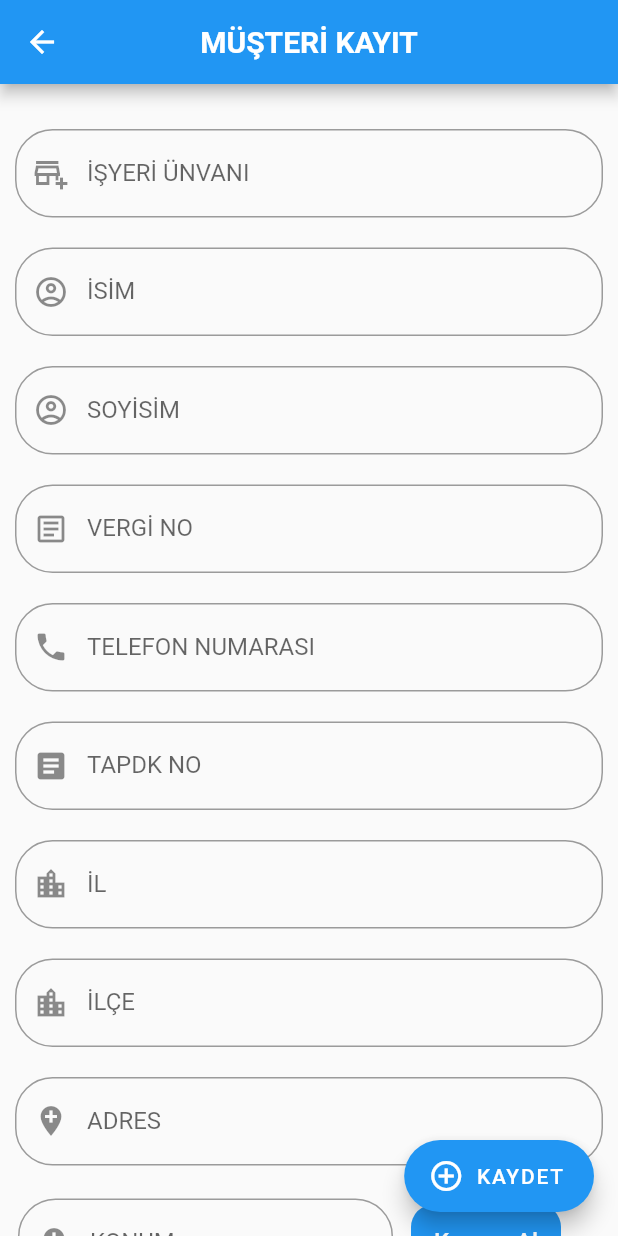
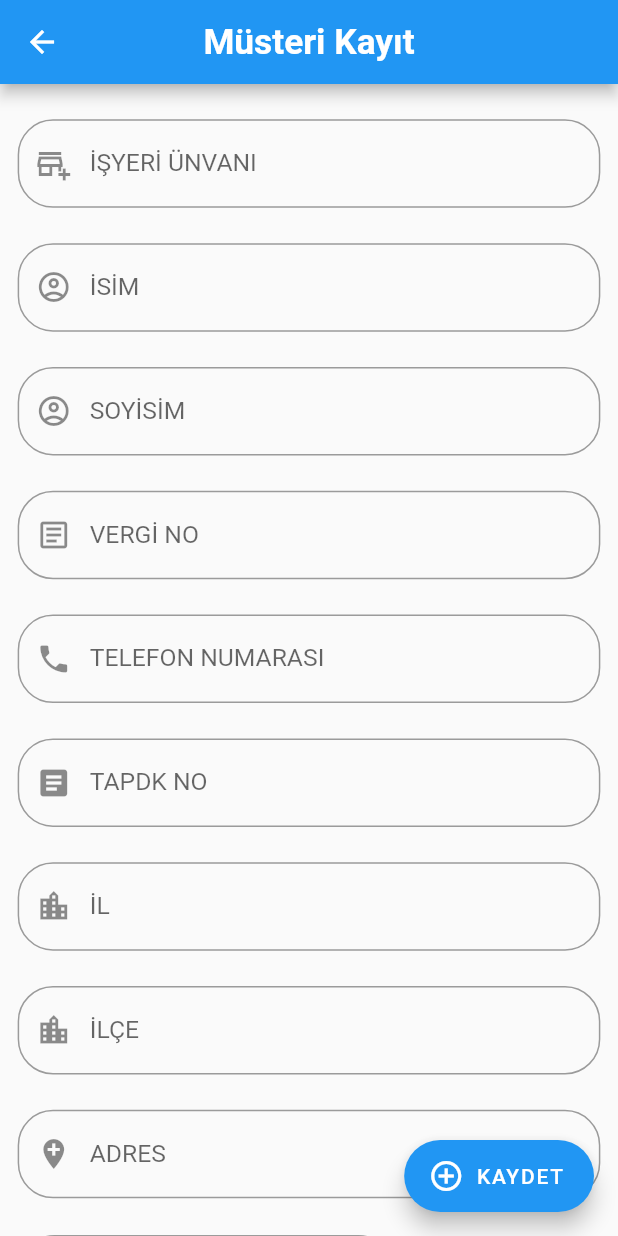
Before and after one commit to serkan221211/3301456_793301002, a Flutter app: the screen it shows after launch, in the side drawer, after a tap on "MÜŞTERİ KAYIT", on a phone screen of 412 x 824 dp. Run offline on Flutter 3.47's test engine with Material 2 defaults, Android fonts, the phone set to English and light mode, and no system bars; our stand-ins replace dio, fluttertoast, geocoding, geolocator; missing offline and left inert: map_launcher.

Commit message:
mobil programlama-17.04.2022-04.41 son1

```diff
--- a/lib/ekran/MüşteriKayit.dart
+++ b/lib/ekran/MüşteriKayit.dart
@@ -1,6 +1,3 @@
-
-import 'dart:io';
-
 import 'package:dio/dio.dart';
 import 'package:flutter/material.dart';
 import 'package:fluttertoast/fluttertoast.dart';
@@ -12,6 +9,7 @@ import 'package:untitled7/model/m%C3%BCsteri_model.dart';
 import 'package:uuid/uuid.dart';
 
 
+
 class Musteri_kayit extends StatefulWidget {
   const Musteri_kayit({Key? key}) : super(key: key);
 
@@ -19,8 +17,18 @@ class Musteri_kayit extends StatefulWidget {
   State<Musteri_kayit> createState() => _Musteri_kayitState();
 }
 
+
+
+
+
 class _Musteri_kayitState extends State<Musteri_kayit> {
+@override
+  void initState() {
+    // TODO: implement initState
+    super.initState();
 
+
+  }
   String currentAddress = 'My Address';
   Position? currentposition;
   String? location = "";
@@ -70,10 +78,14 @@ class _Musteri_kayitState extends State<Musteri_kayit> {
       print(e);
     }
   }
-  var uuid = Uuid();
-  String enlemm="";
-  String boylamm="";
-   musteri_bil? m1;
+
+
+  var uuid = Uuid(); // id Generate
+  String enlemm=""; // müşteri enlem
+  String boylamm=""; // müşteri boylam
+  musteri_bil? m1; // müşteri model object
+
+  //TextField Controller
   TextEditingController tfnameI= TextEditingController();
   TextEditingController tfname= TextEditingController();
   TextEditingController tfTel= TextEditingController();
@@ -86,33 +98,69 @@ class _Musteri_kayitState extends State<Musteri_kayit> {
   TextEditingController tfkonum= TextEditingController();
 
 
+  // müşteri model post metot
+  void basicPostRequest(musteri_bil m) async {
+    var response = await Dio().post("https://satis-otomasyon-api.herokuapp.com/customers", data: m.toJson(),options: Options(followRedirects: false, validateStatus: (status) => true,));
+     if(response.statusCode==201)
+       {
+         print("object:"+response.statusCode.toString());
+         tfil.clear();tfadres.clear();tfilce.clear();tftapdk.clear();tfTel.clear();tfvergi.clear();tfsurname.clear();tfname.clear();tfnameI.clear();tfkonum.clear();
+         Navigator.push(context, MaterialPageRoute(builder: (context) => MyDrawer()));
+         ScaffoldMessenger.of(context).showSnackBar(
+           SnackBar(
+             content:  Text('Kayıt Başarılı.',style: TextStyle(fontSize: 900/50,fontWeight:FontWeight.bold ,color: Colors.white),textAlign:TextAlign.left ,),
+             shape: StadiumBorder(),
+             behavior: SnackBarBehavior.floating,
+             duration: Duration(milliseconds: 4000),
+             backgroundColor: Colors.green,
+             action: SnackBarAction(
+               textColor: Colors.white,
+               label: 'Tamam',
+               onPressed: () {
+               },
+             ),
+           ),);
+       }
+     else
+     {
+       ScaffoldMessenger.of(context).showSnackBar(
+         SnackBar(
+           content:  Text(response.statusMessage.toString(),style: TextStyle(fontSize: 900/50,fontWeight:FontWeight.bold ,color: Colors.white),textAlign:TextAlign.left ,),
+           shape: StadiumBorder(),
+           behavior: SnackBarBehavior.floating,
+           duration: Duration(milliseconds: 4000),
+           backgroundColor: Colors.red,
+           action: SnackBarAction(
+             textColor: Colors.white,
+             label: 'Tamam',
+             onPressed: () {
+             },
+           ),
+         ),);
+     }
+  }
 
-  void basicPostRequest(musteri_bil m) async {
-
-    var response = await Dio().post("https://satis-otomasyon-api.herokuapp.com/customers", data: m.toJson(),options: Options(followRedirects: false,
-    // will not throw errors
-    validateStatus: (status) => true,
-   ));
-    print(response);
-
-  }
 
   @override
   Widget build(BuildContext context) {
+    var Screen=MediaQuery.of(context);
+    var width=Screen.size.width;
+    var height=Screen.size.height;
 
     return Scaffold(
+
       appBar: AppBar(
         centerTitle: true,
-        title: Text("MÜŞTERİ KAYIT",style: TextStyle(fontWeight: FontWeight.bold,color: Colors.white,),textAlign: TextAlign.center),
+        title: Text("Müsteri Kayıt",style: TextStyle(fontWeight: FontWeight.bold,color: Colors.white,fontSize: height/35),textAlign: TextAlign.center),
       ),
-      body:
 
-      SingleChildScrollView(
+
+      body: SingleChildScrollView(
         child: Column(
+          children: [
 
-          children: [
             Padding(
-              padding: const EdgeInsets.only(left: 10,right: 10,bottom: 10,top: 30),
+              padding:   EdgeInsets.only(left:height/70,right:height/70,bottom: height/70,top: height/35),
               child: TextField//İŞYERİ ÜNVANI
                 (
                 controller: tfnameI,
@@ -123,21 +171,23 @@ class _Musteri_kayitState extends State<Musteri_kayit> {
                 style: TextStyle(color: Colors.black, fontWeight: FontWeight.normal),
                 decoration: InputDecoration(
                     hintText: "İŞYERİ ÜNVANI",
-                    hintStyle: TextStyle(fontWeight: FontWeight.w300, color: Colors.black38,fontSize: 12),
+                    hintStyle: TextStyle(fontWeight: FontWeight.w300, color: Colors.black38,fontSize: height/65),//12px
                     prefixIcon: Icon(Icons.add_business_outlined),
-                    label:Text("İŞYERİ ÜNVANI"),
+                    label:Text("İŞYERİ ÜNVANI",style: TextStyle(fontSize: height/50),),//16px
                     border: OutlineInputBorder(
                       borderSide: BorderSide(color: Colors.black),
-                      borderRadius: BorderRadius.circular(25.0),
+                      borderRadius: BorderRadius.circular(height/35),
                     )
                 ),
               ),
 
 
             ),
+
+
             Padding(
-              padding: const EdgeInsets.all(10.0),
-              child: TextField//İSİM
+              padding:  EdgeInsets.all(height/70),
+              child: TextField
                 (
                 controller: tfname,
                 autofocus: false,
@@ -147,18 +197,20 @@ class _Musteri_kayitState extends State<Musteri_kayit> {
                 style: TextStyle(color: Colors.black, fontWeight: FontWeight.normal),
                 decoration: InputDecoration(
                     hintText: "İSİM",
-                    hintStyle: TextStyle(fontWeight: FontWeight.w300, color: Colors.black38,fontSize: 12),
+                    hintStyle: TextStyle(fontWeight: FontWeight.w300, color: Colors.black38,fontSize:  height/65),
                     prefixIcon: Icon(Icons.account_circle_outlined),
-                    label:Text("İSİM"),
+                    label:Text("İSİM",style: TextStyle(fontSize: height/50),),
                     border: OutlineInputBorder(
                       borderSide: BorderSide(color: Colors.black),
-                      borderRadius: BorderRadius.circular(25.0),
+                      borderRadius: BorderRadius.circular(height/35),
                     )
                 ),
               ),
             ),
+
+
             Padding(
-              padding: const EdgeInsets.all(10.0),
+              padding:  EdgeInsets.all(height/70),
               child: TextField//SOYİSİM
                 (
                 controller: tfsurname,
@@ -169,18 +221,20 @@ class _Musteri_kayitState extends State<Musteri_kayit> {
                 style: TextStyle(color: Colors.black, fontWeight: FontWeight.normal),
                 decoration: InputDecoration(
                     hintText: "SOYİSİM",
-                    hintStyle: TextStyle(fontWeight: FontWeight.w300, color: Colors.black38,fontSize: 12),
+                    hintStyle: TextStyle(fontWeight: FontWeight.w300, color: Colors.black38,fontSize: height/65),
                     prefixIcon: Icon(Icons.account_circle_outlined),
-                    label:Text("SOYİSİM"),
+                    label:Text("SOYİSİM",style: TextStyle(fontSize: height/50),),
                     border: OutlineInputBorder(
                       borderSide: BorderSide(color: Colors.black),
-                      borderRadius: BorderRadius.circular(25.0),
+                      borderRadius: BorderRadius.circular(height/35),
                     )
                 ),
               ),
             ),
+
+
             Padding(
-              padding: const EdgeInsets.all(10.0),
+              padding:  EdgeInsets.all(height/70),
               child: TextField(
                 controller: tfvergi,
                 autofocus: false,
@@ -190,18 +244,20 @@ class _Musteri_kayitState extends State<Musteri_kayit> {
                 style: TextStyle(color: Colors.black, fontWeight: FontWeight.normal),
                 decoration: InputDecoration(
                     hintText: "VERGİ NO",
-                    hintStyle: TextStyle(fontWeight: FontWeight.w300, color: Colors.black38,fontSize: 12),
+                    hintStyle: TextStyle(fontWeight: FontWeight.w300, color: Colors.black38,fontSize: height/65),
                     prefixIcon: Icon(Icons.article_outlined),
-                    label:Text("VERGİ NO"),
+                    label:Text("VERGİ NO",style: TextStyle(fontSize: height/50),),
                     border: OutlineInputBorder(
                       borderSide: BorderSide(color: Colors.black),
-                      borderRadius: BorderRadius.circular(25.0),
+                      borderRadius: BorderRadius.circular(height/35),
                     )
                 ),
               ),
             ),
+
+
             Padding(
-              padding: const EdgeInsets.all(10.0),
+              padding:  EdgeInsets.all(height/70),
               child: TextField//TELEFON
                 (
                 controller: tfTel,
@@ -212,22 +268,22 @@ class _Musteri_kayitState extends State<Musteri_kayit> {
                 style: TextStyle(color: Colors.black, fontWeight: FontWeight.normal),
                 decoration: InputDecoration(
                     hintText: "TELEFON NUMARASI",
-                    hintStyle: TextStyle(fontWeight: FontWeight.w300, color: Colors.black,fontSize: 12),
+                    hintStyle: TextStyle(fontWeight: FontWeight.w300, color: Colors.black,fontSize: height/65),
                     prefixIcon: Icon(Icons.phone),
-                    label:Text("TELEFON NUMARASI"),
+                    label:Text("TELEFON NUMARASI",style: TextStyle(fontSize: height/50),),
                     fillColor: Colors.white,
                     border: OutlineInputBorder(
                       borderSide: BorderSide(color: Colors.black),
-                      borderRadius: BorderRadius.circular(25.0),
+                      borderRadius: BorderRadius.circular(height/35),
                     )
                 ),
               ),
             ),
 
-            Padding//TAPDK NO
-              (
 
-              padding: const EdgeInsets.all(10.0),
+            Padding(
+
+              padding:  EdgeInsets.all(height/70),
               child: TextField//TAPDK NO
                 (
                 controller: tftapdk,
@@ -238,21 +294,22 @@ class _Musteri_kayitState extends State<Musteri_kayit> {
                 style: TextStyle(color: Colors.black, fontWeight: FontWeight.normal),
                 decoration: InputDecoration(
                     hintText: "TAPDK NO",
-                    hintStyle: TextStyle(fontWeight: FontWeight.w300, color: Colors.black,fontSize: 12),
+                    hintStyle: TextStyle(fontWeight: FontWeight.w300, color: Colors.black,fontSize: height/65),
                     prefixIcon: Icon(Icons.article),
-                    label:Text("TAPDK NO"),
+                    label:Text("TAPDK NO",style: TextStyle(fontSize: height/50)),
                     fillColor: Colors.white,
                     border: OutlineInputBorder(
                       borderSide: BorderSide(color: Colors.black),
-                      borderRadius: BorderRadius.circular(25.0),
+                      borderRadius: BorderRadius.circular(height/35),
                     )
                 ),
               ),
             ),
 
-            Padding//İL
-              (
-              padding: const EdgeInsets.all(10.0),
+
+
+            Padding(
+              padding:  EdgeInsets.all(height/70),
               child: TextField
                 (
                 controller: tfil,
@@ -263,21 +320,22 @@ class _Musteri_kayitState extends State<Musteri_kayit> {
                 style: TextStyle(color: Colors.black, fontWeight: FontWeight.normal),
                 decoration: InputDecoration(
                     hintText: "İL",
-                    hintStyle: TextStyle(fontWeight: FontWeight.w300, color: Colors.black,fontSize: 12),
+                    hintStyle: TextStyle(fontWeight: FontWeight.w300, color: Colors.black,fontSize: height/65),
                     prefixIcon: Icon(Icons.location_city),
-                    label:Text("İL"),
+                    label:Text("İL",style: TextStyle(fontSize: height/50),),
                     fillColor: Colors.white,
                     border: OutlineInputBorder(
                       borderSide: BorderSide(color: Colors.black),
-                      borderRadius: BorderRadius.circular(25.0),
+                      borderRadius: BorderRadius.circular(height/35),
                     )
                 ),
               ),
             ),
 
-            Padding//İLÇE
-              (
-              padding: const EdgeInsets.all(10.0),
+
+
+            Padding(
+              padding:  EdgeInsets.all(height/70),
               child: TextField
                 (
                 controller: tfilce,
@@ -288,20 +346,21 @@ class _Musteri_kayitState extends State<Musteri_kayit> {
                 style: TextStyle(color: Colors.black, fontWeight: FontWeight.normal),
                 decoration: InputDecoration(
                     hintText: "İLÇE",
-                    hintStyle: TextStyle(fontWeight: FontWeight.w300, color: Colors.black,fontSize: 12),
+                    hintStyle: TextStyle(fontWeight: FontWeight.w300, color: Colors.black,fontSize: height/65),
                     prefixIcon: Icon(Icons.location_city_sharp),
-                    label:Text("İLÇE"),
+                    label:Text("İLÇE",style: TextStyle(fontSize: height/50)),
                     fillColor: Colors.white,
                     border: OutlineInputBorder(
                       borderSide: BorderSide(color: Colors.black),
-                      borderRadius: BorderRadius.circular(25.0),
+                      borderRadius: BorderRadius.circular(height/35),
                     )
                 ),
               ),
             ),
-            Padding
-              (
-              padding: const EdgeInsets.all(10.0),
+
+
+            Padding(
+              padding:  EdgeInsets.all(height/70),
               child: TextField//adres
                 (
                 controller: tfadres,
@@ -313,27 +372,28 @@ class _Musteri_kayitState extends State<Musteri_kayit> {
                 style: TextStyle(color: Colors.black, fontWeight: FontWeight.normal),
                 decoration: InputDecoration(
                     hintText: "ADRES",
-                    hintStyle: TextStyle(fontWeight: FontWeight.w300, color: Colors.black,fontSize: 12),
+                    hintStyle: TextStyle(fontWeight: FontWeight.w300, color: Colors.black,fontSize: height/65),
                     prefixIcon: Icon(Icons.add_location),
-                    label:Text("ADRES"),
+                    label:Text("ADRES",style: TextStyle(fontSize: height/50)),
                     fillColor: Colors.white,
                     border: OutlineInputBorder(
                       borderSide: BorderSide(color: Colors.black),
-                      borderRadius: BorderRadius.circular(25.0),
+                      borderRadius: BorderRadius.circular(height/35),
                     )
                 ),
               ),
             ),
+
+
             Row(
 
               children: [
                 Padding(
-                  padding: const EdgeInsets.only(top: 12.0 , left: 12.0,right: 12.0),
-                  child: SizedBox(width: 250, height: 100,
+                  padding:  EdgeInsets.only(top: height/65 , left: height/65,right: height/65),
+                  child: SizedBox(width: 250, height: height/7.8,
                     child: TextField//Konum
                       (readOnly: true,
                       controller: tfkonum,
-
                       autofocus: false,
                       maxLines: null,
                       textAlign: TextAlign.left,
@@ -341,26 +401,28 @@ class _Musteri_kayitState extends State<Musteri_kayit> {
                       style: TextStyle(color: Colors.black, fontWeight: FontWeight.normal),
                       decoration: InputDecoration(
                           hintText: "Konum",
-                          hintStyle: TextStyle(fontWeight: FontWeight.w300, color: Colors.black,fontSize: 12),
+                          hintStyle: TextStyle(fontWeight: FontWeight.w300, color: Colors.black,fontSize: height/65),
                           prefixIcon: Icon(Icons.add_location),
-                          label:Text("KONUM"),
+                          label:Text("KONUM",style: TextStyle(fontSize: height/50),),
                           fillColor: Colors.white,
                           border: OutlineInputBorder(
                             borderSide: BorderSide(color: Colors.black),
-                            borderRadius: BorderRadius.circular(25.0),
+                            borderRadius: BorderRadius.circular(height/35),
                           )
                       ),
                     ),
                   ),
                 ),
+
+
                 Padding(
-                  padding: const EdgeInsets.only(bottom: 30.0),
+                  padding:  EdgeInsets.only(bottom: height/30),
                   child: Container(
                     decoration: BoxDecoration(
-                      borderRadius:  BorderRadius.circular(15),
+                      borderRadius:  BorderRadius.circular(height/45),
                       color: Colors.blue,
                     ),
-                    width: 100,height: 50,
+                    width: width/4,height: height/15,
 
                     child: TextButton(onPressed: () async {
 
@@ -372,51 +434,42 @@ class _Musteri_kayitState extends State<Musteri_kayit> {
                         ScaffoldMessenger.of(context).showSnackBar(
                           SnackBar(
                             elevation: 10.0,
-                            margin: EdgeInsets.all(10),
-                            content: const Text('Konum Alma Başarılı.',style: TextStyle(fontSize: 18,fontWeight:FontWeight.bold ,color: Colors.white),textAlign:TextAlign.left ,),
+                            margin: EdgeInsets.all(height/70),
+                            content:  Text('Konum Alma Başarılı.',style: TextStyle(fontSize: height/50,fontWeight:FontWeight.bold ,color: Colors.white),textAlign:TextAlign.left ,),
                             shape: RoundedRectangleBorder(
-                                borderRadius: BorderRadius.all(Radius.circular(12))),
+                                borderRadius: BorderRadius.all(Radius.circular(height/65))),
                             behavior: SnackBarBehavior.floating,
                             duration: Duration(milliseconds: 4000),
                             backgroundColor: Colors.green,
                             action: SnackBarAction(
                               textColor: Colors.white,
-
                               label: 'Tamam',
-                              onPressed: () {
-
-                              },
+                              onPressed: () {},
                             ),
                           ),);
-
-
                       }
                     else
                       {
 
                         ScaffoldMessenger.of(context).showSnackBar(
                           SnackBar(
-                            content: const Text('Konum Alma Başarısız!',style: TextStyle(fontSize: 18,fontWeight:FontWeight.bold ,color: Colors.white),textAlign:TextAlign.left ,),
-                            elevation: 10.0,
-                            margin: EdgeInsets.all(10),
+                            content:  Text('Konum Alma Başarısız!',style: TextStyle(fontSize: height/50,fontWeight:FontWeight.bold ,color: Colors.white),textAlign:TextAlign.left ,),
+                            elevation: height/70,
+                            margin: EdgeInsets.all(height/70),
                             shape: RoundedRectangleBorder(
-                                borderRadius: BorderRadius.all(Radius.circular(12))),
+                                borderRadius: BorderRadius.all(Radius.circular(height/65))),
                             behavior: SnackBarBehavior.floating,
                             duration: Duration(milliseconds: 4000),
                             backgroundColor: Colors.red,
                             action: SnackBarAction(
                               textColor: Colors.white,
-
                               label: 'Tamam',
-                              onPressed: () {
-
-                              },
+                              onPressed: () {},
                             ),
                           ),);
 
                       }
                     print(availableMaps); // [AvailableMap { mapName: Google Maps, mapType: google }, ...]
-
 
                       }, child: Text("Konum Al", style: TextStyle(color: Colors.white,fontSize: 16),
                     )
@@ -428,77 +481,50 @@ class _Musteri_kayitState extends State<Musteri_kayit> {
 
 
 
+
             Padding(
-              padding: const EdgeInsets.all(8.0),
-              child: Text
-                ("@MEDYATOBACCO A.Ş" ,style: TextStyle(
-                  fontWeight: FontWeight.bold,color: Colors.blue
+              padding:  EdgeInsets.all(height/75),
+              child: Text("@MEDYATOBACCO A.Ş" ,style: TextStyle(fontWeight: FontWeight.bold,color: Colors.blue,fontSize: height/60),
               ),
+            ),
+          ],
         ),
       ),
 
 
-          ],
-        ),
-      ),
       floatingActionButton: FloatingActionButton.extended(
         onPressed:(){
-
-
           setState(() {
             try {
               m1=musteri_bil(id: uuid.v4().toString(),companyName: tfnameI.text,name: tfname.text,surname: tfsurname.text,textNumber:tfvergi.text,telephone: tfTel.text,tapdk: tftapdk.text,district: tfilce.text,address: tfadres.text,city: tfil.text,latitude:enlemm,longitude: boylamm);
               basicPostRequest(m1!);
-              tfil.clear();tfadres.clear();tfilce.clear();tftapdk.clear();tfTel.clear();tfvergi.clear();tfsurname.clear();tfname.clear();tfnameI.clear();tfkonum.clear();
-              Navigator.push(
-                  context,
-                  MaterialPageRoute(builder: (context) => MyDrawer()));
+            }
+
+            catch(e) {
               ScaffoldMessenger.of(context).showSnackBar(
                 SnackBar(
-                    content: const Text('Kayıt Başarılı.',style: TextStyle(fontSize: 18,fontWeight:FontWeight.bold ,color: Colors.white),textAlign:TextAlign.left ,),
-                    shape: StadiumBorder(),
-                    behavior: SnackBarBehavior.floating,
-                    duration: Duration(milliseconds: 4000),
-                    backgroundColor: Colors.green,
-                    action: SnackBarAction(
-                      textColor: Colors.white,
-
-                      label: 'Tamam',
-                      onPressed: () {
-
-                      },
-                    ),
-                  ),);
-
-            }  catch(e) {
-              ScaffoldMessenger.of(context).showSnackBar(
-                  SnackBar(
-                    content: const Text("Başarısız",style: TextStyle(fontSize: 18,fontWeight:FontWeight.bold ,color: Colors.white),textAlign:TextAlign.left ,),
+                  content:  Text(e.toString(),style: TextStyle(fontSize: height/50,fontWeight:FontWeight.bold ,color: Colors.white),textAlign:TextAlign.left ,),
                   shape: StadiumBorder(),
                   behavior: SnackBarBehavior.floating,
                   duration: Duration(milliseconds: 4000),
                   backgroundColor: Colors.red,
                   action: SnackBarAction(
                     textColor: Colors.white,
-
                     label: 'Tamam',
                     onPressed: () {
-
                     },
                   ),
                 ),);
-
             }
-
           }
           );
-
-
         },
         label: const Text('KAYDET'),
-        tooltip: 'Increment',
+        tooltip: 'Kaydet',
         icon: const Icon(Icons.add_circle_outline),
+
       ),
+
     );
   }
 }
```
Also changed, not shown: lib/ekran/Satıs_ekleme.dart (+6 -37 lines). Lines whose indentation alone changed are shown as unchanged.
